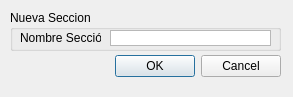
Old version of the form src/ui/DialogIngresarNombreSeccion.ui in the repository guilleurrutia10/division-transporte.
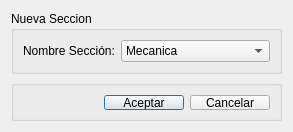
New version of the form.

Commit message: modificaciones ui con group box parte 2

```diff
--- a/src/ui/DialogIngresarNombreSeccion.ui
+++ b/src/ui/DialogIngresarNombreSeccion.ui
@@ -6,65 +6,105 @@
    <rect>
     <x>0</x>
     <y>0</y>
-    <width>293</width>
-    <height>97</height>
+    <width>289</width>
+    <height>116</height>
    </rect>
   </property>
   <property name="windowTitle">
    <string>Dialog</string>
   </property>
-  <widget class="QDialogButtonBox" name="buttonBox">
-   <property name="geometry">
-    <rect>
-     <x>50</x>
-     <y>50</y>
-     <width>231</width>
-     <height>32</height>
-    </rect>
-   </property>
-   <property name="orientation">
-    <enum>Qt::Horizontal</enum>
-   </property>
-   <property name="standardButtons">
-    <set>QDialogButtonBox::Cancel|QDialogButtonBox::Ok</set>
-   </property>
-  </widget>
-  <widget class="QGroupBox" name="groupBox">
-   <property name="geometry">
-    <rect>
-     <x>10</x>
-     <y>10</y>
-     <width>271</width>
-     <height>41</height>
-    </rect>
-   </property>
-   <property name="title">
-    <string>Nueva Seccion</string>
-   </property>
-   <widget class="QListView" name="listView">
-    <property name="geometry">
-     <rect>
-      <x>100</x>
-      <y>20</y>
-      <width>161</width>
-      <height>16</height>
-     </rect>
-    </property>
-   </widget>
-   <widget class="QLabel" name="label">
-    <property name="geometry">
-     <rect>
-      <x>10</x>
-      <y>20</y>
-      <width>81</width>
-      <height>16</height>
-     </rect>
-    </property>
-    <property name="text">
-     <string>Nombre Sección:</string>
-    </property>
-   </widget>
-  </widget>
+  <layout class="QVBoxLayout" name="verticalLayout">
+   <item>
+    <widget class="QGroupBox" name="groupBox">
+     <property name="title">
+      <string>Nueva Seccion</string>
+     </property>
+     <layout class="QFormLayout" name="formLayout">
+      <item row="0" column="0">
+       <widget class="QLabel" name="label">
+        <property name="text">
+         <string>Nombre Sección:</string>
+        </property>
+       </widget>
+      </item>
+      <item row="0" column="1">
+       <widget class="QComboBox" name="comboBox">
+        <item>
+         <property name="text">
+          <string>Mecanica</string>
+         </property>
+        </item>
+        <item>
+         <property name="text">
+          <string>Gomeria</string>
+         </property>
+        </item>
+       </widget>
+      </item>
+     </layout>
+    </widget>
+   </item>
+   <item>
+    <widget class="QGroupBox" name="groupBoxButtonBox">
+     <property name="minimumSize">
+      <size>
+       <width>271</width>
+       <height>41</height>
+      </size>
+     </property>
+     <property name="maximumSize">
+      <size>
+       <width>16777215</width>
+       <height>41</height>
+      </size>
+     </property>
+     <property name="title">
+      <string/>
+     </property>
+     <layout class="QGridLayout" name="gridLayout_2">
+      <property name="leftMargin">
+       <number>9</number>
+      </property>
+      <property name="topMargin">
+       <number>9</number>
+      </property>
+      <property name="rightMargin">
+       <number>9</number>
+      </property>
+      <property name="bottomMargin">
+       <number>8</number>
+      </property>
+      <item row="0" column="1">
+       <widget class="QPushButton" name="pushButtonAceptar">
+        <property name="text">
+         <string>Aceptar</string>
+        </property>
+       </widget>
+      </item>
+      <item row="0" column="2">
+       <widget class="QPushButton" name="pushButtonCancelar">
+        <property name="text">
+         <string>Cancelar</string>
+        </property>
+       </widget>
+      </item>
+      <item row="0" column="0">
+       <spacer name="horizontalSpacer_2">
+        <property name="orientation">
+         <enum>Qt::Horizontal</enum>
+        </property>
+        <property name="sizeHint" stdset="0">
+         <size>
+          <width>40</width>
+          <height>20</height>
+         </size>
+        </property>
+       </spacer>
+      </item>
+     </layout>
+    </widget>
+   </item>
+  </layout>
  </widget>
  <resources/>
  <connections>
```
Left out of the diff: 41 changed lines with no effect on the pictures. The commit also changes 28 other files.
